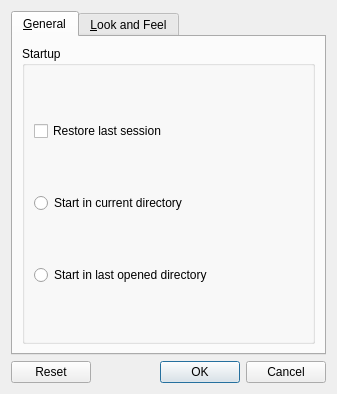
Old version of the form vitables/preferences/settings_dlg.ui in the repository uvemas/ViTables.
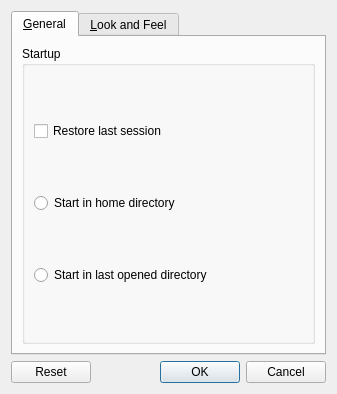
New version of the form.

Commit message:
Fixed a small bug in the "Select a file for opening" dialog.
By chance the recent work on the preferences subpackage has made apparent a
bug in the file selector dialog.

* vitables/vtapp.py
ctor changed. Instance variable is_startup renamed to is_first_opening.
setupFirstOpening method added.
getFilePath method debugged.

The edit to the form file:
```diff
--- a/vitables/preferences/settings_dlg.ui
+++ b/vitables/preferences/settings_dlg.ui
@@ -47,7 +47,7 @@
           <item>
            <widget class="QRadioButton" name="current_dir_rb" >
             <property name="text" >
-             <string comment="Label of the startup in current directory radio button" >Start in current directory</string>
+             <string comment="Label of the startup in current directory radio button" >Start in home directory</string>
             </property>
            </widget>
           </item>
```
The commit also changes 2 other files.
